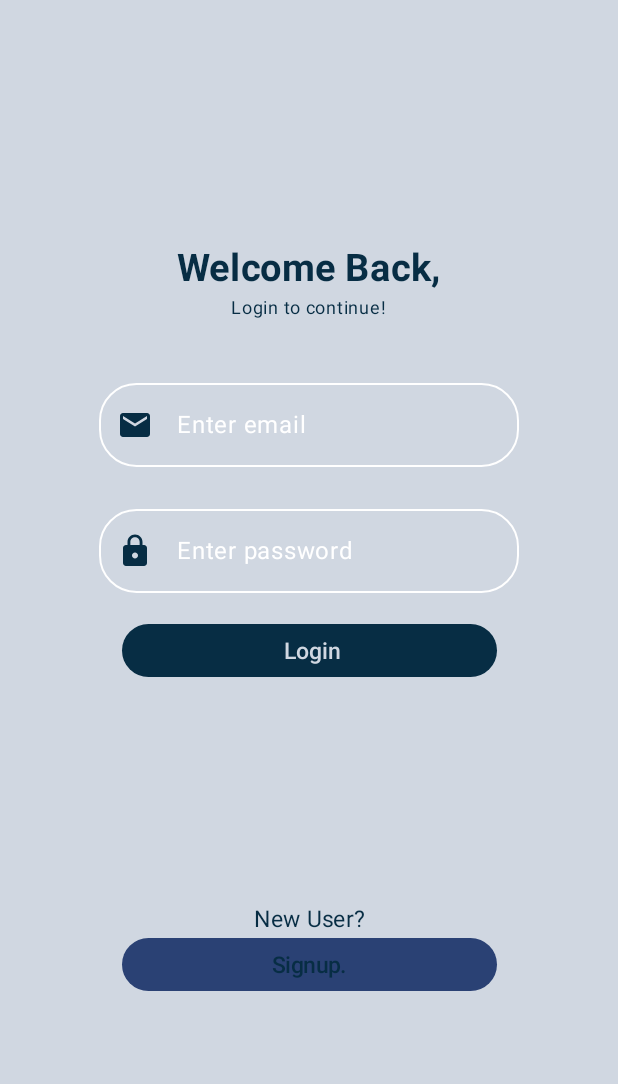
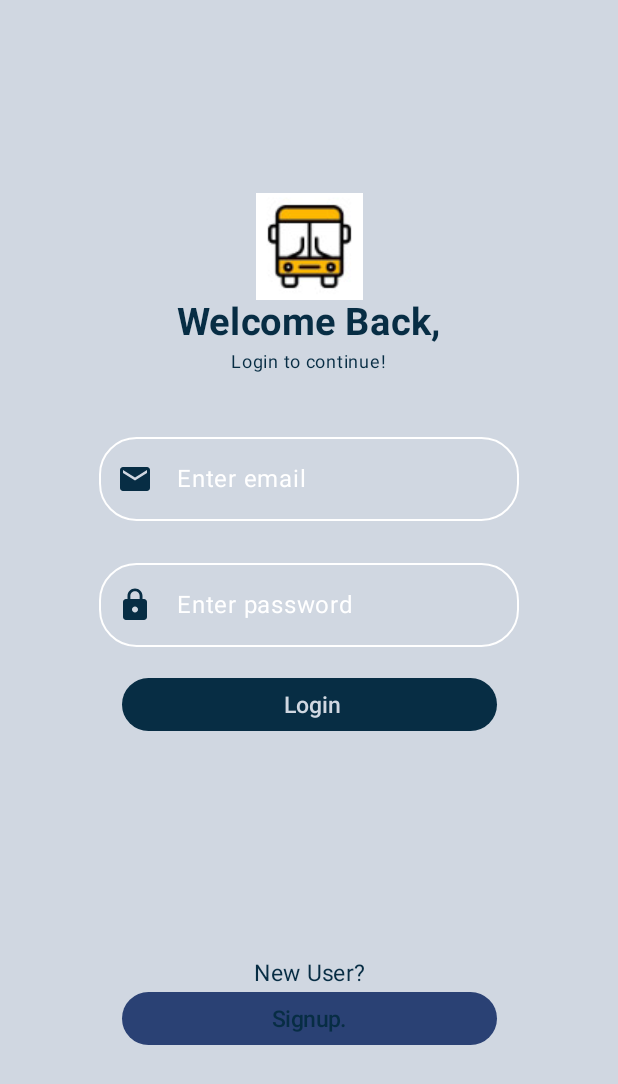
Before and after one commit to ZackTechGuru/VeApp, an Android app built with Jetpack Compose: the screen it shows after launch (MainActivity), on a phone screen of 412 x 824 dp. Shown: the top 1084 px of the screen. Run offline under Robolectric (Android 15) with nearby library versions, the phone set to English and light mode, and no system bars.

Commit message:
initial commit

```diff
--- a/app/src/main/java/com/zack/veapp/ui/theme/screens/login/Login.kt
+++ b/app/src/main/java/com/zack/veapp/ui/theme/screens/login/Login.kt
@@ -1,8 +1,10 @@
 package com.zack.veapp.ui.theme.screens.login
 
+import androidx.compose.foundation.Image
 import androidx.compose.foundation.background
 import androidx.compose.foundation.border
 import androidx.compose.foundation.layout.Arrangement
+import androidx.compose.foundation.layout.Box
 import androidx.compose.foundation.layout.Column
 import androidx.compose.foundation.layout.Spacer
 import androidx.compose.foundation.layout.fillMaxSize
@@ -29,6 +31,7 @@ import androidx.compose.ui.Alignment
 import androidx.compose.ui.Modifier
 import androidx.compose.ui.graphics.Color
 import androidx.compose.ui.platform.LocalContext
+import androidx.compose.ui.res.painterResource
 import androidx.compose.ui.text.font.FontFamily
 import androidx.compose.ui.text.font.FontWeight
 import androidx.compose.ui.tooling.preview.Preview
@@ -36,6 +39,7 @@ import androidx.compose.ui.unit.dp
 import androidx.compose.ui.unit.sp
 import androidx.navigation.NavHostController
 import androidx.navigation.compose.rememberNavController
+import com.zack.veapp.R
 import com.zack.veapp.navigation.ROUTE_REGISTER
 import com.zack.veapp.ui.theme.BrightYellow
 import com.zack.veapp.ui.theme.Greyblue
@@ -56,6 +60,9 @@ fun Login(navController:NavHostController) {
             .fillMaxSize()
             .background(color = Greyblue)
     ){
+        Box {
+            Image(painter = painterResource(id = R.drawable.splash), contentDescription = "")
+        }
         Text(
             text = "Welcome Back,",
             fontFamily = FontFamily.Default,
@@ -115,13 +122,7 @@ fun Login(navController:NavHostController) {
                 color = SecondaryBlue)
 
         }
-
-
-
-
-
     }
-
 }
 
 @Preview
```
